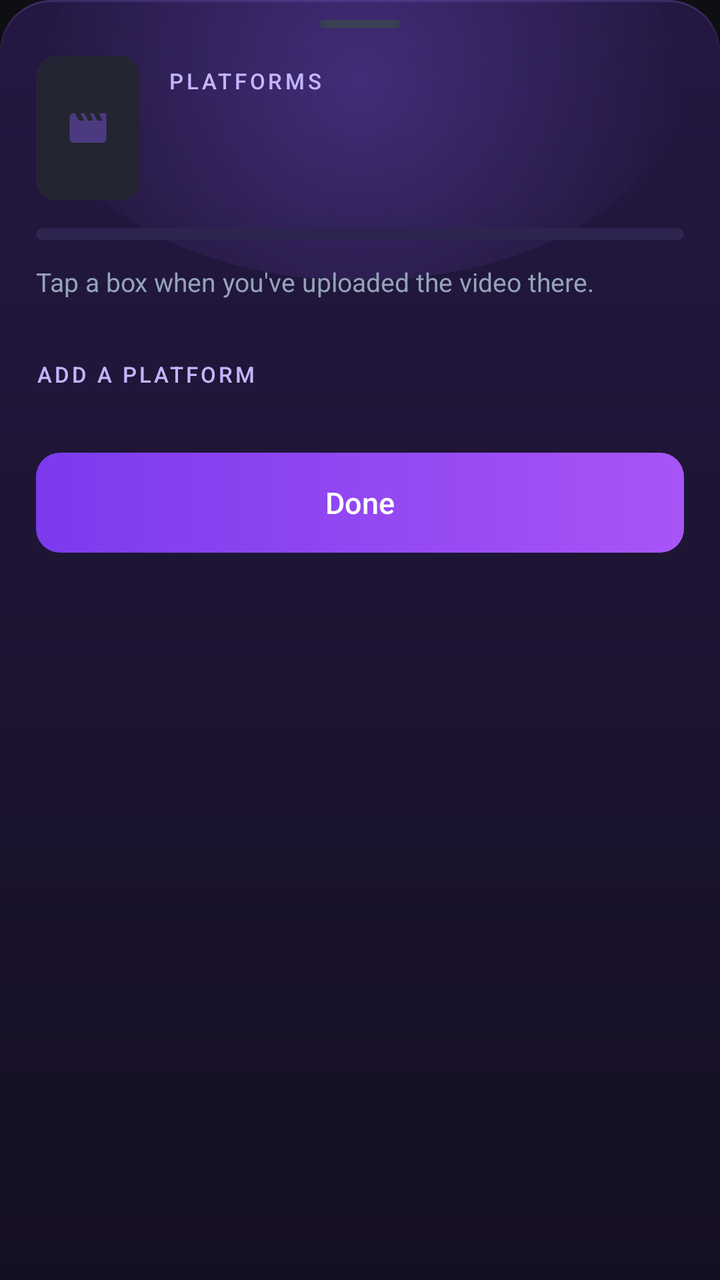
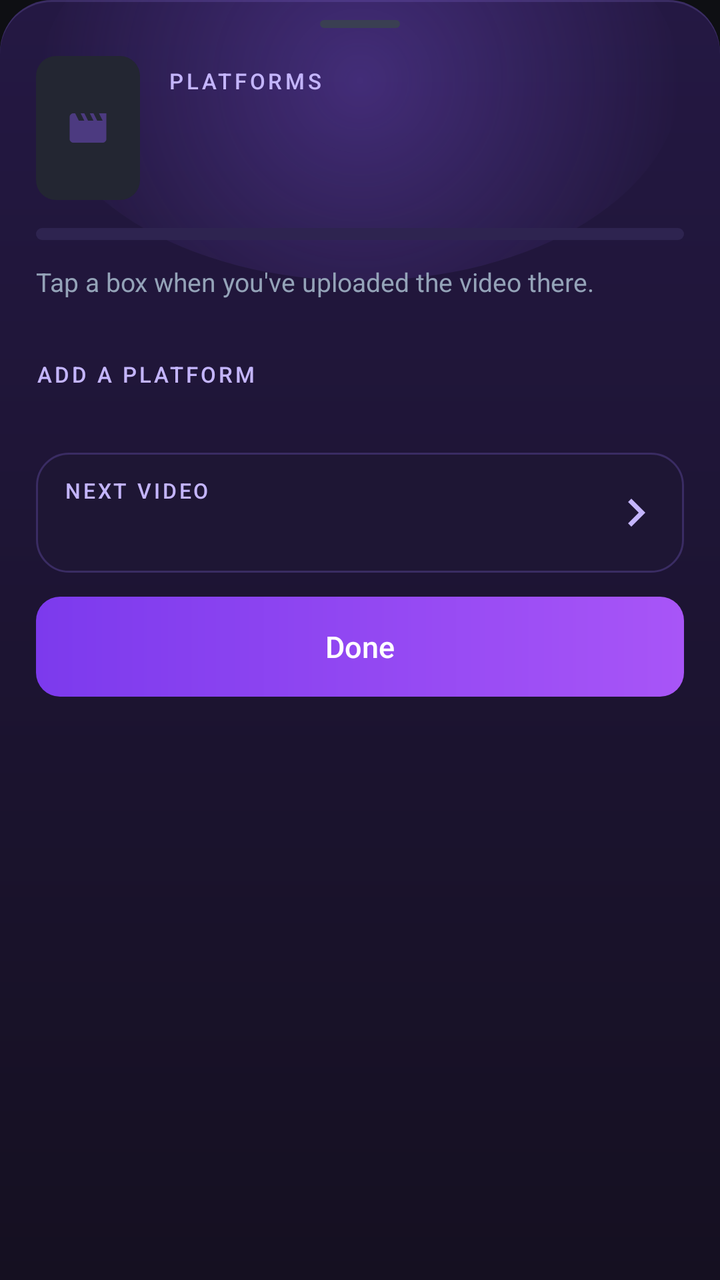

An Android layout rendered at two revisions. The XML below is the earlier revision; the diff shows what the commit changed to produce the second picture.
<!-- AndroidManifest.xml: application theme AppTheme -->
<!-- res/layout/sheet_platforms.xml -->
<?xml version="1.0" encoding="utf-8"?>
<FrameLayout xmlns:android="http://schemas.android.com/apk/res/android"
    android:id="@+id/panel"
    android:layout_width="match_parent"
    android:layout_height="wrap_content"
    android:background="@drawable/violet_sheet_bg">

    
    <View
        android:layout_width="320dp"
        android:layout_height="200dp"
        android:layout_gravity="top|center_horizontal"
        android:layout_marginTop="-60dp"
        android:background="@drawable/violet_glow" />

    <LinearLayout
        android:layout_width="match_parent"
        android:layout_height="wrap_content"
        android:orientation="vertical">

        <View
            android:layout_width="40dp"
            android:layout_height="4dp"
            android:layout_gravity="center_horizontal"
            android:layout_marginTop="10dp"
            android:background="@drawable/handle" />

        <ScrollView
            android:layout_width="match_parent"
            android:layout_height="wrap_content"
            android:overScrollMode="never">
            <LinearLayout
                android:layout_width="match_parent"
                android:layout_height="wrap_content"
                android:orientation="vertical"
                android:paddingBottom="22dp"
                android:paddingLeft="18dp"
                android:paddingRight="18dp"
                android:paddingTop="14dp">

                
                <LinearLayout
                    android:layout_width="match_parent"
                    android:layout_height="wrap_content"
                    android:gravity="center_vertical"
                    android:orientation="horizontal">
                    <FrameLayout
                        android:id="@+id/pThumbWrap"
                        android:layout_width="52dp"
                        android:layout_height="72dp"
                        android:background="@drawable/thumb_round">
                        <ImageView
                            android:layout_width="22dp"
                            android:layout_height="22dp"
                            android:layout_gravity="center"
                            android:src="@drawable/ic_movie"
                            android:tint="#4C3A80" />
                        <ImageView
                            android:id="@+id/pThumb"
                            android:layout_width="match_parent"
                            android:layout_height="match_parent"
                            android:scaleType="centerCrop" />
                    </FrameLayout>
                    <LinearLayout
                        android:layout_width="0dp"
                        android:layout_height="wrap_content"
                        android:layout_marginStart="14dp"
                        android:layout_weight="1"
                        android:orientation="vertical">
                        <TextView
                            android:layout_width="wrap_content"
                            android:layout_height="wrap_content"
                            android:fontFamily="sans-serif-medium"
                            android:letterSpacing="0.14"
                            android:text="PLATFORMS"
                            android:textColor="@color/violet_light"
                            android:textSize="11sp" />
                        <TextView
                            android:id="@+id/pTitle"
                            android:layout_width="match_parent"
                            android:layout_height="wrap_content"
                            android:layout_marginTop="2dp"
                            android:ellipsize="end"
                            android:maxLines="2"
                            android:textColor="@color/text"
                            android:textSize="19sp"
                            android:textStyle="bold" />
                        <TextView
                            android:id="@+id/pCount"
                            android:layout_width="wrap_content"
                            android:layout_height="wrap_content"
                            android:layout_marginTop="2dp"
                            android:fontFeatureSettings="tnum"
                            android:textColor="@color/muted"
                            android:textSize="13sp" />
                    </LinearLayout>
                </LinearLayout>

                <ProgressBar
                    android:id="@+id/pProgress"
                    style="@android:style/Widget.Material.ProgressBar.Horizontal"
                    android:layout_width="match_parent"
                    android:layout_height="6dp"
                    android:layout_marginTop="14dp"
                    android:max="100"
                    android:progressDrawable="@drawable/progress_violet" />

                <TextView
                    android:id="@+id/pHint"
                    android:layout_width="match_parent"
                    android:layout_height="wrap_content"
                    android:layout_marginTop="12dp"
                    android:text="Tap a box when you've uploaded the video there."
                    android:textColor="@color/muted"
                    android:textSize="13sp" />

                
                <LinearLayout
                    android:id="@+id/pRows"
                    android:layout_width="match_parent"
                    android:layout_height="wrap_content"
                    android:layout_marginTop="12dp"
                    android:orientation="vertical" />

                <TextView
                    android:id="@+id/pAddLabel"
                    android:layout_width="wrap_content"
                    android:layout_height="wrap_content"
                    android:layout_marginTop="18dp"
                    android:fontFamily="sans-serif-medium"
                    android:letterSpacing="0.12"
                    android:text="ADD A PLATFORM"
                    android:textColor="@color/violet_light"
                    android:textSize="11sp" />

                <HorizontalScrollView
                    android:layout_width="match_parent"
                    android:layout_height="wrap_content"
                    android:layout_marginTop="10dp"
                    android:overScrollMode="never"
                    android:scrollbars="none">
                    <LinearLayout
                        android:id="@+id/pAdd"
                        android:layout_width="wrap_content"
                        android:layout_height="wrap_content"
                        android:orientation="horizontal" />
                </HorizontalScrollView>

                <TextView
                    android:id="@+id/pDone"
                    android:layout_width="match_parent"
                    android:layout_height="50dp"
                    android:layout_marginTop="22dp"
                    android:background="@drawable/btn_violet"
                    android:fontFamily="sans-serif-medium"
                    android:gravity="center"
                    android:text="Done"
                    android:textColor="#FFFFFF"
                    android:textSize="15sp" />
            </LinearLayout>
        </ScrollView>
    </LinearLayout>
</FrameLayout>
<!-- resources referenced by this layout -->
<resources>
  <color name="muted">#94A3B8</color>
  <color name="text">#F8FAFC</color>
  <color name="violet_light">#C4B5FD</color>
  <!-- drawable btn_violet (drawable) -->
  <?xml version="1.0" encoding="utf-8"?>
  <ripple xmlns:android="http://schemas.android.com/apk/res/android" android:color="#33FFFFFF">
      <item><shape android:shape="rectangle"><gradient android:angle="0" android:startColor="#7C3AED" android:endColor="#A855F7" /><corners android:radius="12dp" /></shape></item>
  </ripple>
  <!-- drawable handle (drawable) -->
  <?xml version="1.0" encoding="utf-8"?>
  <shape xmlns:android="http://schemas.android.com/apk/res/android" android:shape="rectangle"><solid android:color="#3A3F52" /><corners android:radius="2dp" /></shape>
  <!-- drawable ic_movie (drawable) -->
  <?xml version="1.0" encoding="utf-8"?>
  <vector xmlns:android="http://schemas.android.com/apk/res/android"
      android:width="24dp" android:height="24dp"
      android:viewportWidth="24" android:viewportHeight="24">
      <path android:fillColor="#FFFFFFFF" android:pathData="M18,4l2,4h-3l-2,-4h-2l2,4h-3l-2,-4H8l2,4H7L5,4H4c-1.1,0 -1.99,0.9 -1.99,2L2,18c0,1.1 0.9,2 2,2h16c1.1,0 2,-0.9 2,-2V4h-4z" />
  </vector>
  <!-- drawable progress_violet (drawable) -->
  <?xml version="1.0" encoding="utf-8"?>
  <layer-list xmlns:android="http://schemas.android.com/apk/res/android">
      <item android:id="@android:id/background"><shape android:shape="rectangle"><solid android:color="#2E2450" /><corners android:radius="99dp" /></shape></item>
      <item android:id="@android:id/progress"><clip><shape android:shape="rectangle">
          <gradient android:angle="0" android:startColor="#7C3AED" android:endColor="#C084FC" /><corners android:radius="99dp" /></shape></clip></item>
  </layer-list>
  <!-- drawable thumb_round (drawable) -->
  <?xml version="1.0" encoding="utf-8"?>
  <shape xmlns:android="http://schemas.android.com/apk/res/android" android:shape="rectangle"><solid android:color="@color/card" /><corners android:radius="10dp" /></shape>
  <!-- drawable violet_glow (drawable) -->
  <?xml version="1.0" encoding="utf-8"?>
  <shape xmlns:android="http://schemas.android.com/apk/res/android" android:shape="oval"><gradient android:type="radial" android:gradientRadius="160dp" android:startColor="#4D8B5CF6" android:endColor="#008B5CF6" /></shape>
  <color name="card">#232632</color>
  <color name="violet_line">#3A2C63</color>
  <color name="violet_deep">#241843</color>
  <color name="violet_ink">#151021</color>
  <color name="surface">#171920</color>
  <color name="bg">#0E0F13</color>
  <color name="accent_light">#A5B4FC</color>
  <!-- unchanged entries left out for length: 2 -->
</resources>

<!-- the commit's change to res/layout/sheet_platforms.xml (unified diff, before → after) -->
@@ -68,9 +68,27 @@
                         android:layout_weight="1"
                         android:orientation="vertical">
                         <TextView
-                            android:layout_width="wrap_content"
-                            android:layout_height="wrap_content"
+                            android:id="@+id/pUpNext"
+                            android:layout_width="wrap_content"
+                            android:layout_height="wrap_content"
+                            android:layout_marginBottom="4dp"
+                            android:background="@drawable/chip_upnext"
                             android:fontFamily="sans-serif-medium"
+                            android:letterSpacing="0.1"
+                            android:paddingBottom="2dp"
+                            android:paddingLeft="8dp"
+                            android:paddingRight="8dp"
+                            android:paddingTop="2dp"
+                            android:text="UP NEXT"
+                            android:textColor="#FFFFFF"
+                            android:textSize="10sp"
+                            android:visibility="gone" />
+                        <TextView
+                            android:id="@+id/pPosition"
+                            android:layout_width="wrap_content"
+                            android:layout_height="wrap_content"
+                            android:fontFamily="sans-serif-medium"
+                            android:fontFeatureSettings="tnum"
                             android:letterSpacing="0.14"
                             android:text="PLATFORMS"
                             android:textColor="@color/violet_light"
@@ -146,11 +164,51 @@
                         android:orientation="horizontal" />
                 </HorizontalScrollView>
 
+                <LinearLayout
+                    android:id="@+id/pNext"
+                    android:layout_width="match_parent"
+                    android:layout_height="60dp"
+                    android:layout_marginTop="22dp"
+                    android:background="@drawable/platform_row_bg"
+                    android:gravity="center_vertical"
+                    android:orientation="horizontal"
+                    android:paddingLeft="14dp"
+                    android:paddingRight="10dp">
+                    <LinearLayout
+                        android:layout_width="0dp"
+                        android:layout_height="wrap_content"
+                        android:layout_weight="1"
+                        android:orientation="vertical">
+                        <TextView
+                            android:layout_width="wrap_content"
+                            android:layout_height="wrap_content"
+                            android:fontFamily="sans-serif-medium"
+                            android:letterSpacing="0.12"
+                            android:text="NEXT VIDEO"
+                            android:textColor="@color/violet_light"
+                            android:textSize="10.5sp" />
+                        <TextView
+                            android:id="@+id/pNextTitle"
+                            android:layout_width="match_parent"
+                            android:layout_height="wrap_content"
+                            android:layout_marginTop="2dp"
+                            android:ellipsize="end"
+                            android:maxLines="1"
+                            android:textColor="@color/text"
+                            android:textSize="15sp" />
+                    </LinearLayout>
+                    <ImageView
+                        android:layout_width="28dp"
+                        android:layout_height="28dp"
+                        android:src="@drawable/ic_chevron"
+                        android:tint="@color/violet_light" />
+                </LinearLayout>
+
                 <TextView
                     android:id="@+id/pDone"
                     android:layout_width="match_parent"
                     android:layout_height="50dp"
-                    android:layout_marginTop="22dp"
+                    android:layout_marginTop="12dp"
                     android:background="@drawable/btn_violet"
                     android:fontFamily="sans-serif-medium"
                     android:gravity="center"
<!-- resource entries referenced after the edit -->
@@ -8,9 +8,17 @@
   <ripple xmlns:android="http://schemas.android.com/apk/res/android" android:color="#33FFFFFF">
       <item><shape android:shape="rectangle"><gradient android:angle="0" android:startColor="#7C3AED" android:endColor="#A855F7" /><corners android:radius="12dp" /></shape></item>
   </ripple>
+  <!-- drawable chip_upnext (drawable) -->
+  <?xml version="1.0" encoding="utf-8"?>
+  <shape xmlns:android="http://schemas.android.com/apk/res/android" android:shape="rectangle"><gradient android:angle="0" android:startColor="#7C3AED" android:endColor="#C026D3" /><corners android:radius="99dp" /></shape>
   <!-- drawable handle (drawable) -->
   <?xml version="1.0" encoding="utf-8"?>
   <shape xmlns:android="http://schemas.android.com/apk/res/android" android:shape="rectangle"><solid android:color="#3A3F52" /><corners android:radius="2dp" /></shape>
+  <!-- drawable ic_chevron (drawable) -->
+  <?xml version="1.0" encoding="utf-8"?>
+  <vector xmlns:android="http://schemas.android.com/apk/res/android" android:width="24dp" android:height="24dp" android:viewportWidth="24" android:viewportHeight="24">
+      <path android:fillColor="#FFFFFFFF" android:pathData="M10,6L8.59,7.41 13.17,12l-4.58,4.59L10,18l6,-6z" />
+  </vector>
   <!-- drawable ic_movie (drawable) -->
   <?xml version="1.0" encoding="utf-8"?>
   <vector xmlns:android="http://schemas.android.com/apk/res/android"
@@ -18,6 +26,11 @@
       android:viewportWidth="24" android:viewportHeight="24">
       <path android:fillColor="#FFFFFFFF" android:pathData="M18,4l2,4h-3l-2,-4h-2l2,4h-3l-2,-4H8l2,4H7L5,4H4c-1.1,0 -1.99,0.9 -1.99,2L2,18c0,1.1 0.9,2 2,2h16c1.1,0 2,-0.9 2,-2V4h-4z" />
   </vector>
+  <!-- drawable platform_row_bg (drawable) -->
+  <?xml version="1.0" encoding="utf-8"?>
+  <ripple xmlns:android="http://schemas.android.com/apk/res/android" android:color="#228B5CF6">
+      <item><shape android:shape="rectangle"><solid android:color="@color/violet_row" /><stroke android:width="1dp" android:color="@color/violet_line" /><corners android:radius="16dp" /></shape></item>
+  </ripple>
   <!-- drawable progress_violet (drawable) -->
   <?xml version="1.0" encoding="utf-8"?>
   <layer-list xmlns:android="http://schemas.android.com/apk/res/android">
@@ -31,6 +44,7 @@
   <!-- drawable violet_glow (drawable) -->
   <?xml version="1.0" encoding="utf-8"?>
   <shape xmlns:android="http://schemas.android.com/apk/res/android" android:shape="oval"><gradient android:type="radial" android:gradientRadius="160dp" android:startColor="#4D8B5CF6" android:endColor="#008B5CF6" /></shape>
+  <color name="violet_row">#1E1634</color>
   <color name="card">#232632</color>
   <color name="violet_line">#3A2C63</color>
   <color name="violet_deep">#241843</color>
